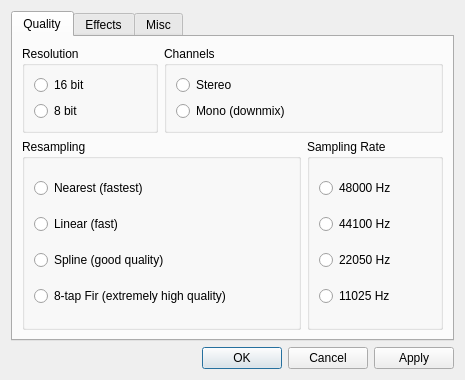
The window that src/plugins/Input/modplug/settingsdialog.ui (ksv1986/qmmp-staging) describes before a commit, drawn with Qt 5.
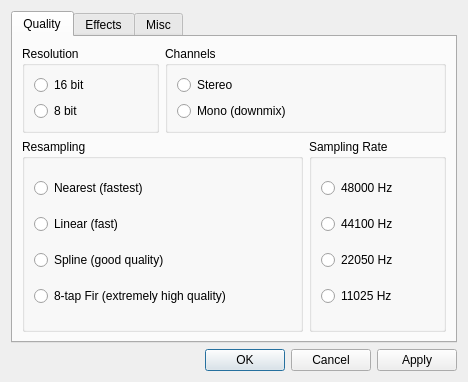
The same window after the commit.

Commit message: fixed dialog layouts

What changed in the file:
```diff
--- a/src/plugins/Input/modplug/settingsdialog.ui
+++ b/src/plugins/Input/modplug/settingsdialog.ui
@@ -5,8 +5,8 @@
    <rect>
     <x>0</x>
     <y>0</y>
-    <width>465</width>
-    <height>380</height>
+    <width>468</width>
+    <height>382</height>
    </rect>
   </property>
   <property name="windowTitle" >
@@ -786,6 +786,9 @@
      <property name="orientation" >
       <enum>Qt::Horizontal</enum>
      </property>
+     <property name="sizeType" >
+      <enum>QSizePolicy::Preferred</enum>
+     </property>
      <property name="sizeHint" stdset="0" >
       <size>
        <width>211</width>
@@ -796,6 +799,12 @@
    </item>
    <item row="1" column="1" >
     <widget class="QDialogButtonBox" name="buttonBox" >
+     <property name="sizePolicy" >
+      <sizepolicy vsizetype="Fixed" hsizetype="Maximum" >
+       <horstretch>0</horstretch>
+       <verstretch>0</verstretch>
+      </sizepolicy>
+     </property>
      <property name="standardButtons" >
       <set>QDialogButtonBox::Apply|QDialogButtonBox::Cancel|QDialogButtonBox::Ok</set>
      </property>
```
The commit also changes 4 other files.
